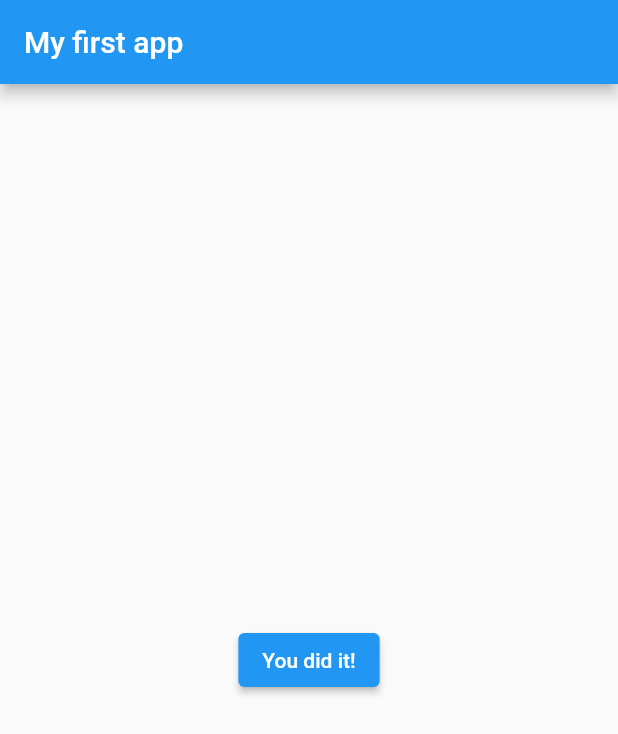
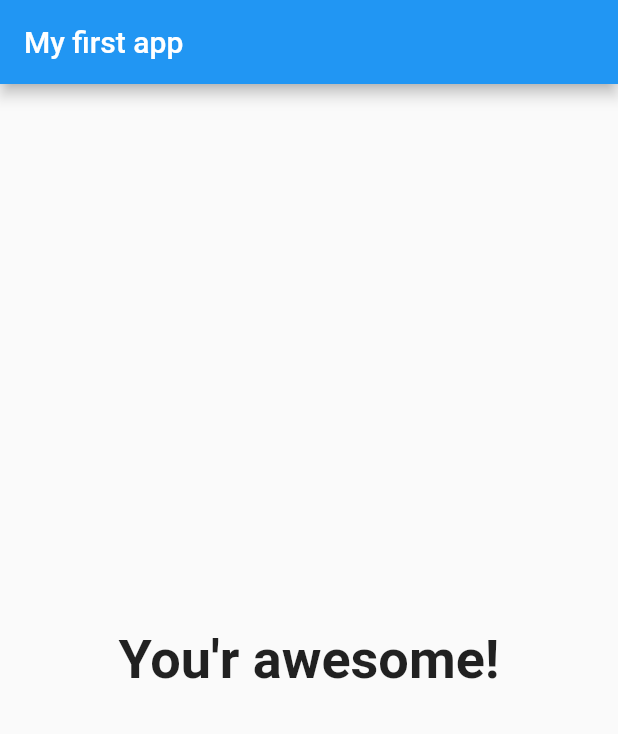
Before and after one commit to thq4n/flutter_complete_guide, a Flutter app: the screen it shows after launch, after a tap on "Black", after a tap on "Cat", after a tap on "Sting", on a phone screen of 412 x 824 dp. Shown: the top 734 px of the screen. Run offline on Flutter 3.47's test engine with Material 2 defaults, Android fonts, the phone set to English and light mode, and no system bars.

```diff
--- a/lib/main.dart
+++ b/lib/main.dart
@@ -20,23 +20,40 @@ class _MyAppState extends State<MyApp> {
   final _questions = const [
     {
       "questionText": "What's your favorite color?",
-      "answers": ["Black", "Red", "Screen", "White"],
+      "answers": [
+        {"answerText": "Black", "score": 1},
+        {"answerText": "Red", "score": 2},
+        {"answerText": "Screen", "score": 3},
+        {"answerText": "White", "score": 4},
+      ],
     },
     {
       "questionText": "What's your favorite animal?",
-      "answers": ["Dog", "Cat", "Snake", "Rabbit"],
+      "answers": [
+        {"answerText": "Dog", "score": 1},
+        {"answerText": "Cat", "score": 2},
+        {"answerText": "Rabbit", "score": 3},
+        {"answerText": "Snake", "score": 4},
+      ],
     },
     {
       "questionText": "What's your favorite drink?",
-      "answers": ["Cock", "Pepsi", "Sting", "7Up"],
+      "answers": [
+        {"answerText": "Coke", "score": 1},
+        {"answerText": "Pepsi", "score": 2},
+        {"answerText": "Sting", "score": 3},
+        {"answerText": "7UP", "score": 4},
+      ],
     },
   ];
 
   var _questionIndex = 0;
+  var _totalScore = 0;
 
-  void _answerQuestion() {
+  void _answerQuestion(int score) {
     setState(() {
       _questionIndex++;
+      _totalScore += score;
     });
 
     print(_questionIndex);
@@ -56,8 +73,7 @@ class _MyAppState extends State<MyApp> {
                 questionIndex: _questionIndex,
               )
             : Result(
-                questionIndex: _questionIndex,
-                answerQuestion: _answerQuestion,
+                totalScore: _totalScore,
               ),
       ),
     );
--- a/lib/quiz.dart
+++ b/lib/quiz.dart
@@ -8,18 +8,20 @@ class Quiz extends StatelessWidget {
   final Function answerQuestion;
   final int questionIndex;
 
-  Quiz(
-      {required this.questions,
-      required this.answerQuestion,
-      required this.questionIndex,});
+  Quiz({
+    required this.questions,
+    required this.answerQuestion,
+    required this.questionIndex,
+  });
   @override
   Widget build(BuildContext context) {
     return Column(
       children: <Widget>[
-        Question(
-            questions.elementAt(questionIndex)['questionText'].toString()),
-        ...(questions[questionIndex]["answers"] as List<String>).map((answer) {
-          return Answer(answerQuestion, answer);
+        Question(questions.elementAt(questionIndex)['questionText'].toString()),
+        ...(questions[questionIndex]["answers"] as List<Map<String, Object>>)
+            .map((answer) {
+          return Answer(() => answerQuestion(answer["score"]),
+              answer["answerText"].toString());
         }).toList(),
       ],
     );
--- a/lib/result.dart
+++ b/lib/result.dart
@@ -1,20 +1,32 @@
 import 'package:flutter/material.dart';
 
 class Result extends StatelessWidget {
-  final int questionIndex;
-  final Function answerQuestion;
+  final int totalScore;
 
-  Result({Key? key, required this.questionIndex, required this.answerQuestion})
-      : super(key: key);
+  Result({Key? key, required this.totalScore}) : super(key: key);
+
+  String get resultPharse {
+    var resultText = "You did it!";
+    if (totalScore <= 8) {
+      resultText = "You'r awesome!";
+    } else if (totalScore <= 9) {
+      resultText = "Pretty likeable!";
+    } else {
+      resultText = "UNBELIEVABLE!!!!!";
+    }
+    return resultText;
+  }
 
   @override
   Widget build(BuildContext context) {
     return Center(
-      child: ElevatedButton(
-        onPressed: () {
-          answerQuestion();
-        },
-        child: Text("You did it!"),
+      child: Text(
+        resultPharse,
+        style: TextStyle(
+          fontSize: 36,
+          fontWeight: FontWeight.bold,
+        ),
+        textAlign: TextAlign.center,
       ),
     );
   }
```
